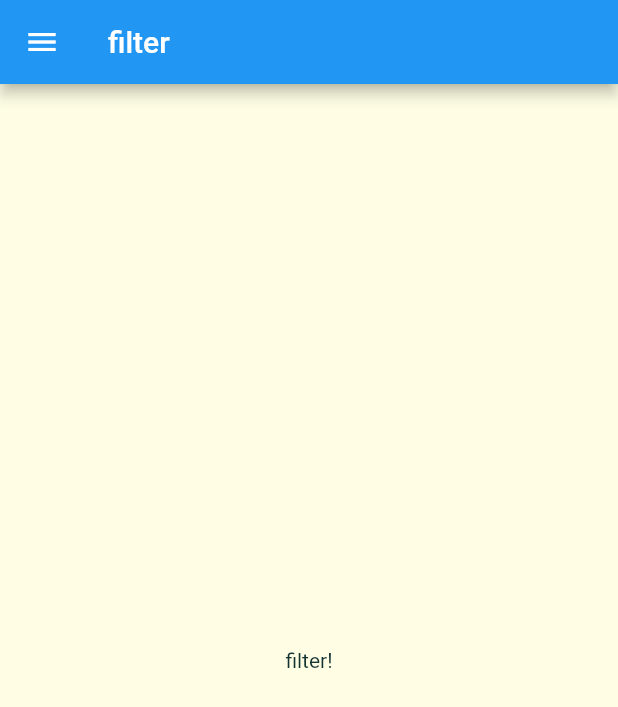
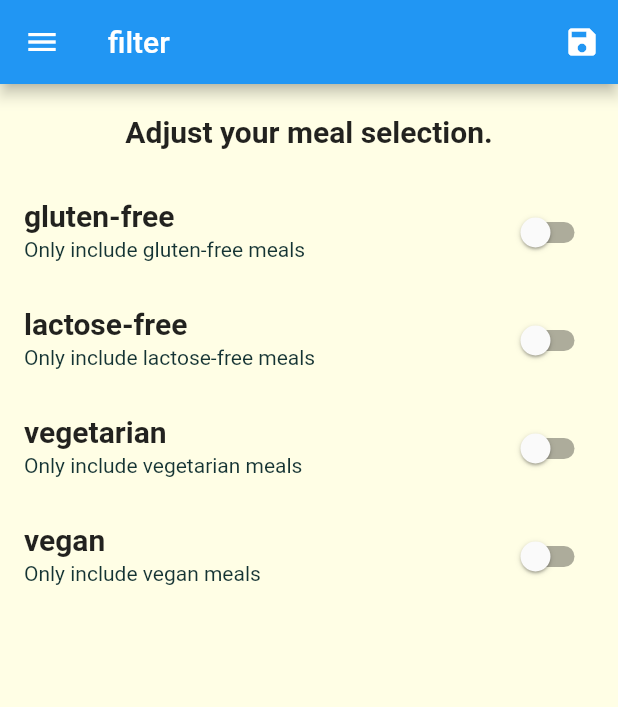
Before and after one commit to sinjikoro/meals_app, a Flutter app: the FiltersScreen screen opened by its route, on a phone screen of 412 x 824 dp. Shown: the top 707 px of the screen. Run offline on Flutter 3.47's test engine with Material 2 defaults, Android fonts, the phone set to English and light mode, and no system bars; Roboto replaces fonts that are missing (Raleway, RobotoCondensed).

Commit message:
181. Adding Filtering Logic

```diff
--- a/lib/main.dart
+++ b/lib/main.dart
@@ -1,17 +1,55 @@
 import 'package:flutter/material.dart';
-import 'package:meals_app/screens/filters_screen.dart';
 
 import './screens/category_meals_screen.dart';
 import './screens/categories_screen.dart';
+import './screens/filters_screen.dart';
 import './screens/meal_detail_screen.dart';
 import './screens/tabs_screen.dart';
+
+import 'dummy_data.dart';
+import './models/meal.dart';
 
 void main() {
   runApp(const MyApp());
 }
 
-class MyApp extends StatelessWidget {
+class MyApp extends StatefulWidget {
   const MyApp({Key? key}) : super(key: key);
+
+  @override
+  State<MyApp> createState() => _MyAppState();
+}
+
+class _MyAppState extends State<MyApp> {
+  Map<String, bool> _filters = {
+    'gluten': false,
+    'lactose': false,
+    'vegan': false,
+    'vegetarian': false,
+  };
+  List<Meal> _availableMeals = DUMMY_MEALS;
+
+  _setFilter(Map<String, bool> filterData) {
+    setState(() {
+      _filters = filterData;
+
+      _availableMeals = DUMMY_MEALS.where((meal) {
+        if ((_filters['gluten'] ?? false) && meal.isGlutenFree) {
+          return false;
+        }
+        if ((_filters['lactose'] ?? false) && meal.isLactoseFree) {
+          return false;
+        }
+        if ((_filters['vegan'] ?? false) && meal.isVegan) {
+          return false;
+        }
+        if ((_filters['vegetarian'] ?? false) && meal.isVegetarian) {
+          return false;
+        }
+        return true;
+      }).toList();
+    });
+  }
 
   // This widget is the root of your application.
   @override
@@ -38,9 +76,14 @@ class MyApp extends StatelessWidget {
       initialRoute: '/',
       routes: {
         '/': (context) => const TabsScreen(),
-        CategoryMealsScreen.routePath: (context) => const CategoryMealsScreen(),
+        CategoryMealsScreen.routePath: (context) => CategoryMealsScreen(
+              availableMeals: _availableMeals,
+            ),
         MealDetailScreen.routePath: (context) => const MealDetailScreen(),
-        FiltersScreen.routePath: ((context) => const FiltersScreen()),
+        FiltersScreen.routePath: ((context) => FiltersScreen(
+              saveFilters: _setFilter,
+              currentFilters: _filters,
+            )),
       },
       onGenerateRoute: ((settings) {
         debugPrint(settings.arguments.toString());
--- a/lib/screens/category_meals_screen.dart
+++ b/lib/screens/category_meals_screen.dart
@@ -1,13 +1,17 @@
 import 'package:flutter/material.dart';
 
 import '../widgets/meal_item.dart';
-import '../dummy_data.dart';
 import '../models/meal.dart';
 
 class CategoryMealsScreen extends StatefulWidget {
-  const CategoryMealsScreen({super.key});
+  static const routePath = '/category_meals';
 
-  static const routePath = '/category_meals';
+  final List<Meal> availableMeals;
+
+  const CategoryMealsScreen({
+    super.key,
+    required this.availableMeals,
+  });
 
   @override
   State<CategoryMealsScreen> createState() => _CategoryMealScreenState();
@@ -25,7 +29,7 @@ class _CategoryMealScreenState extends State<CategoryMealsScreen> {
           ModalRoute.of(context)?.settings.arguments as Map<String, String>;
       final id = routeArgs['id'];
       title = routeArgs['title'] ?? '';
-      displayMeals = DUMMY_MEALS.where(((meal) {
+      displayMeals = widget.availableMeals.where(((meal) {
         return meal.categories.contains(id);
       })).toList();
     }
--- a/lib/screens/filters_screen.dart
+++ b/lib/screens/filters_screen.dart
@@ -1,18 +1,111 @@
 import 'package:flutter/material.dart';
 import 'package:meals_app/screens/main_drawer.dart';
 
-class FiltersScreen extends StatelessWidget {
+class FiltersScreen extends StatefulWidget {
   static const String routePath = '/filter';
-  const FiltersScreen({super.key});
+
+  final Function(Map<String, bool>) saveFilters;
+  final Map<String, bool> currentFilters;
+
+  const FiltersScreen({
+    super.key,
+    required this.saveFilters,
+    required this.currentFilters,
+  });
+
+  @override
+  State<FiltersScreen> createState() => _FiltersScreenState();
+}
+
+class _FiltersScreenState extends State<FiltersScreen> {
+  bool _glutenFree = false;
+  bool _vegetarian = false;
+  bool _vegan = false;
+  bool _lactoseFree = false;
+
+  @override
+  void initState() {
+    _glutenFree = widget.currentFilters['gluten'] ?? false;
+    _lactoseFree = widget.currentFilters['lactose'] ?? false;
+    _vegan = widget.currentFilters['vegan'] ?? false;
+    _vegetarian = widget.currentFilters['vegetarian'] ?? false;
+    super.initState();
+  }
 
   @override
   Widget build(BuildContext context) {
     return Scaffold(
-      appBar: AppBar(title: Text('filter')),
+      appBar: AppBar(
+        title: const Text('filter'),
+        actions: <Widget>[
+          IconButton(
+              onPressed: () {
+                final Map<String, bool> selectedFilters = {
+                  'gluten': _glutenFree,
+                  'lactose': _lactoseFree,
+                  'vegan': _vegan,
+                  'vegetarian': _vegetarian,
+                };
+                widget.saveFilters(selectedFilters);
+              },
+              icon: const Icon(Icons.save)),
+        ],
+      ),
       drawer: const MainDrawer(),
-      body: const Center(
-        child: Text('filter!'),
-      ),
+      body: Column(children: [
+        Container(
+          padding: const EdgeInsets.all(20),
+          child: Text(
+            'Adjust your meal selection.',
+            style: Theme.of(context).textTheme.titleMedium,
+          ),
+        ),
+        Expanded(
+          child: ListView(children: [
+            _buildSwitchListTile(
+                'gluten-free', 'Only include gluten-free meals', _glutenFree,
+                (newValue) {
+              setState(() {
+                _glutenFree = newValue;
+              });
+            }),
+            _buildSwitchListTile(
+                'lactose-free', 'Only include lactose-free meals', _lactoseFree,
+                (newValue) {
+              setState(() {
+                _lactoseFree = newValue;
+              });
+            }),
+            _buildSwitchListTile(
+                'vegetarian', 'Only include vegetarian meals', _vegetarian,
+                (newValue) {
+              setState(() {
+                _vegetarian = newValue;
+              });
+            }),
+            _buildSwitchListTile('vegan', 'Only include vegan meals', _vegan,
+                (newValue) {
+              setState(() {
+                _vegan = newValue;
+              });
+            }),
+          ]),
+        )
+      ]),
+    );
+  }
+
+  SwitchListTile _buildSwitchListTile(
+    String title,
+    String description,
+    bool currentValue,
+    Function(bool) updateValue,
+  ) {
+    return SwitchListTile(
+      title: Text(title),
+      value: currentValue,
+      subtitle: Text(description),
+      onChanged: updateValue,
     );
   }
 }
```
